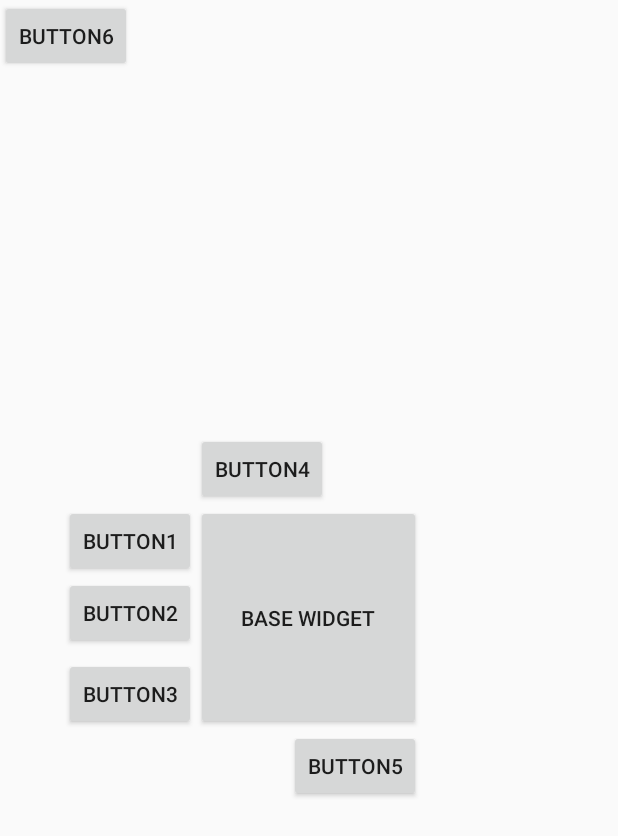
After one commit to hyj8832/RelativeLayoutTest, an Android app: the layout activity_main2.xml on its own in the app's theme, with its tools: preview values and no code run, on a phone screen of 412 x 824 dp. The commit adds this screen. Shown: the top 836 px of the screen. Run offline under Robolectric (Android 15) with nearby library versions, the phone set to English and light mode, and no system bars.

Commit message:
#1 RelativeLayout

```diff
--- a/app/src/main/res/layout/activity_main.xml
+++ b/app/src/main/res/layout/activity_main.xml
@@ -42,11 +42,4 @@
         />
 
 
-   <Button
-       android:layout_width="150dp"
-       android:layout_height="150dp"
-       android:layout_centerHorizontal="true"
-       android:layout_centerVertical="true"
-       android:text="기준위젯"
-       />
 </RelativeLayout>
--- /dev/null
+++ b/app/src/main/res/layout/activity_main2.xml
@@ -0,0 +1,55 @@
+<?xml version="1.0" encoding="utf-8"?>
+<RelativeLayout xmlns:android="http://schemas.android.com/apk/res/android"
+    android:layout_width="match_parent"
+    android:layout_height="match_parent">
+    <Button
+        android:id="@+id/btn_base"
+        android:layout_width="150dp"
+        android:layout_height="150dp"
+        android:text="Base Widget"
+        android:layout_centerInParent="true"
+        />
+    <Button
+        android:id="@+id/btn_1"
+        android:layout_width="wrap_content"
+        android:layout_height="wrap_content"
+        android:layout_toLeftOf="@+id/btn_base"
+        android:layout_alignTop="@id/btn_base"
+        android:text="Button1"
+        />
+    <Button
+        android:id="@+id/btn_2"
+        android:layout_width="wrap_content"
+        android:layout_height="wrap_content"
+        android:layout_below="@+id/btn_1"
+        android:layout_toLeftOf="@+id/btn_base"
+        android:text="Button2"
+        />
+    <Button
+        android:layout_width="wrap_content"
+        android:layout_height="wrap_content"
+        android:layout_alignBottom="@+id/btn_base"
+        android:layout_toLeftOf="@+id/btn_base"
+        android:text="Button3"
+        />
+    <Button
+        android:layout_width="wrap_content"
+        android:layout_height="wrap_content"
+        android:layout_above="@id/btn_base"
+        android:layout_alignLeft="@id/btn_base"
+        android:text="Button4"
+        />
+    <Button
+        android:layout_width="wrap_content"
+        android:layout_height="wrap_content"
+        android:layout_below="@id/btn_base"
+        android:layout_alignRight="@id/btn_base"
+        android:text="Button5"
+        />
+    <Button
+        android:layout_width="wrap_content"
+        android:layout_height="wrap_content"
+
+        android:text="Button6"
+        />
+</RelativeLayout>
```
